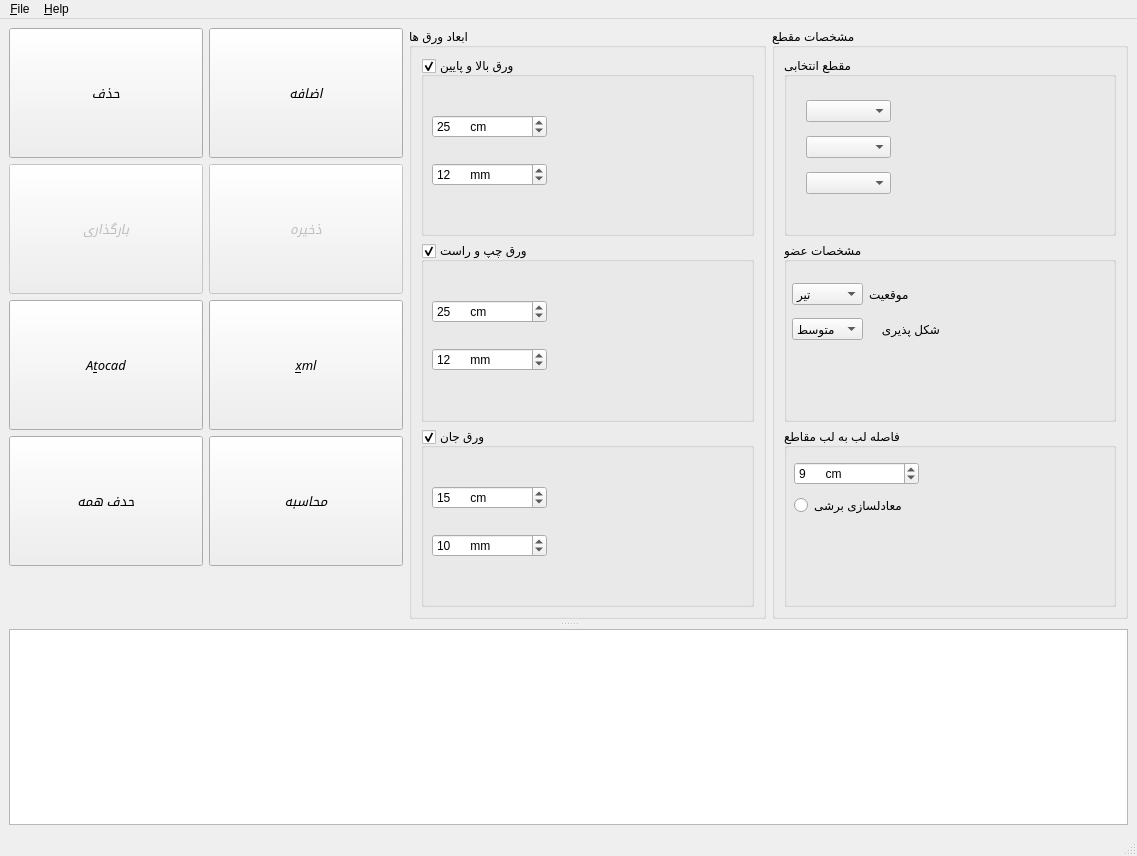
This is civilTools/applications/section/mainwindow.ui in ebrahimraeyat/civilTools as Qt 5 draws it before an edit. The edited form follows.
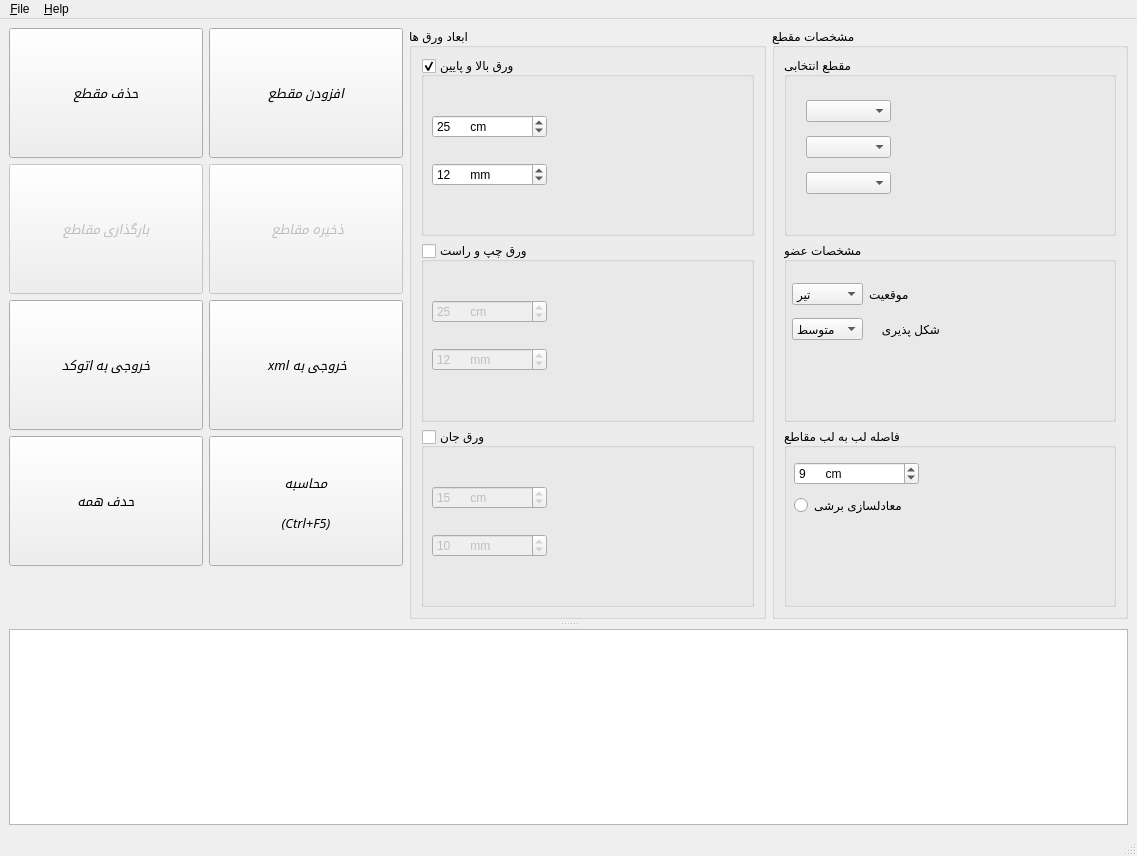
This is the edited form. Icons and pictures are not drawn.

What changed in the file:
```diff
--- a/civilTools/applications/section/mainwindow.ui
+++ b/civilTools/applications/section/mainwindow.ui
@@ -167,7 +167,7 @@
              <string notr="true">font: italic 10pt &quot;Noto Sans&quot;;</string>
             </property>
             <property name="text">
-             <string>بارگذاری</string>
+             <string>بارگذاری مقاطع</string>
             </property>
             <property name="icon">
              <iconset>
@@ -217,7 +217,7 @@
              <string notr="true">font: italic 10pt &quot;Noto Sans&quot;;</string>
             </property>
             <property name="text">
-             <string>حذف</string>
+             <string>حذف مقطع</string>
             </property>
             <property name="icon">
              <iconset>
@@ -280,7 +280,7 @@
              <string notr="true">font: italic 10pt &quot;Noto Sans&quot;;</string>
             </property>
             <property name="text">
-             <string>A&amp;tocad</string>
+             <string>خروجی به اتوکد</string>
             </property>
             <property name="icon">
              <iconset>
@@ -330,7 +330,7 @@
              <string notr="true">font: italic 10pt &quot;Noto Sans&quot;;</string>
             </property>
             <property name="text">
-             <string>اضافه</string>
+             <string>افزودن مقطع</string>
             </property>
             <property name="icon">
              <iconset>
@@ -383,7 +383,7 @@
              <string notr="true">font: italic 10pt &quot;Noto Sans&quot;;</string>
             </property>
             <property name="text">
-             <string>ذخیره</string>
+             <string> ذخیره مقاطع</string>
             </property>
             <property name="icon">
              <iconset>
@@ -433,7 +433,7 @@
              <string notr="true">font: italic 10pt &quot;Noto Sans&quot;;</string>
             </property>
             <property name="text">
-             <string>&amp;xml</string>
+             <string> xml خروجی به</string>
             </property>
             <property name="icon">
              <iconset>
@@ -483,7 +483,9 @@
              <string notr="true">font: 75 italic 10pt &quot;Noto Sans&quot;;</string>
             </property>
             <property name="text">
-             <string>محاسبه</string>
+             <string>محاسبه
+
+(Ctrl+F5)</string>
             </property>
             <property name="icon">
              <iconset>
@@ -580,6 +582,9 @@
                  <property name="checkable">
                   <bool>true</bool>
                  </property>
+                 <property name="checked">
+                  <bool>false</bool>
+                 </property>
                  <widget class="QWidget" name="layoutWidget_3">
                   <property name="geometry">
                    <rect>
@@ -625,12 +630,18 @@
                </item>
                <item>
                 <widget class="QGroupBox" name="addWebPLGroupBox">
+                 <property name="enabled">
+                  <bool>true</bool>
+                 </property>
                  <property name="title">
                   <string>ورق جان</string>
                  </property>
                  <property name="checkable">
                   <bool>true</bool>
                  </property>
+                 <property name="checked">
+                  <bool>false</bool>
+                 </property>
                  <widget class="QWidget" name="layoutWidget_5">
                   <property name="geometry">
                    <rect>
```
Left out of the diff: 10 changed lines with no effect on the pictures.
